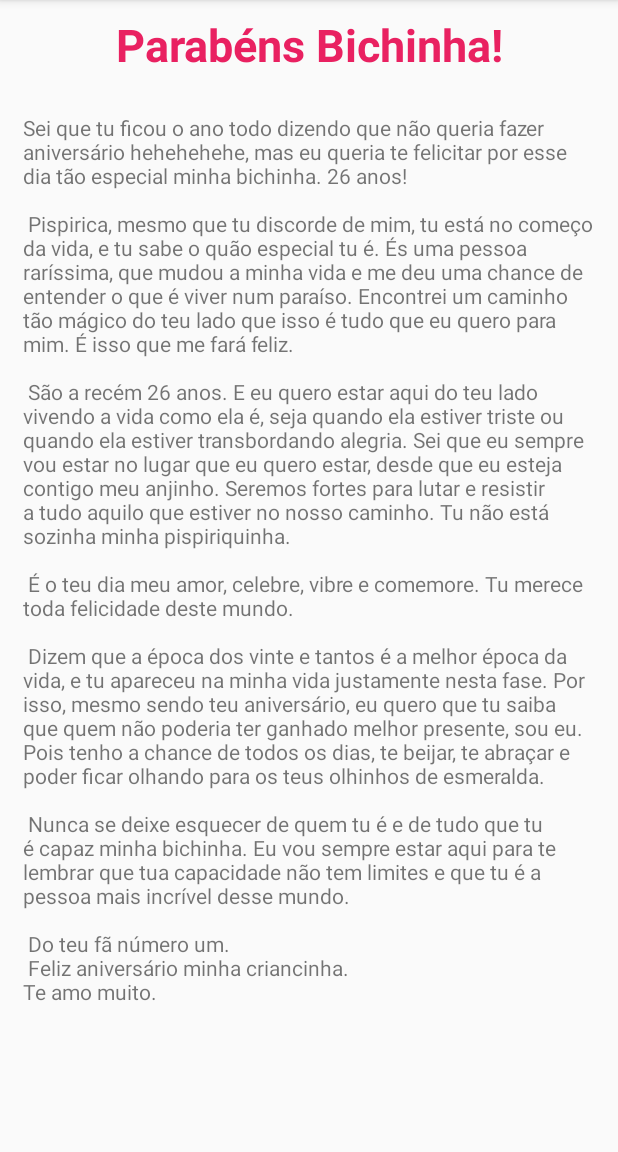
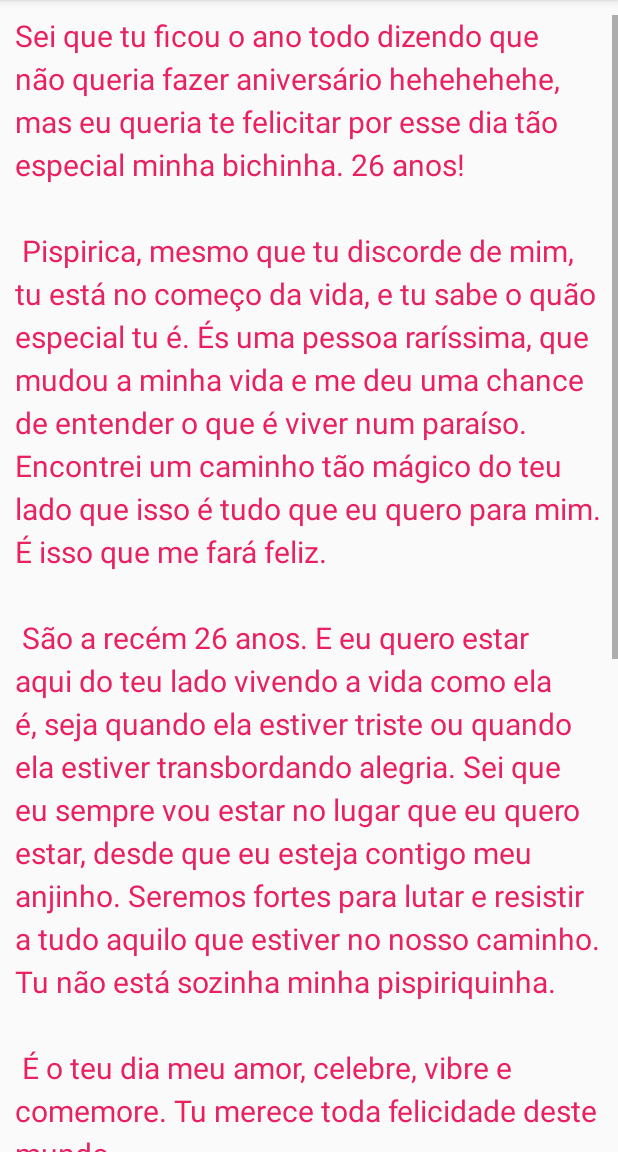
Before and after one commit to othman853/misterious-app, an Android app: the fragment HappyBirthdayFragment shown on its own in the app's theme, on a phone screen of 412 x 824 dp, the part 84-1236 px from its top. Run offline under Robolectric (Android 15) with nearby library versions, the phone set to English and light mode, and no system bars.

Commit message:
Changing text formatting

```diff
--- a/app/src/main/res/layout/happy_birthday_fragment.xml
+++ b/app/src/main/res/layout/happy_birthday_fragment.xml
@@ -3,21 +3,21 @@
     android:orientation="vertical" android:layout_width="match_parent"
     android:layout_height="match_parent">
 
-    <TextView
-        android:layout_width="fill_parent"
-        android:layout_height="60dp"
-        android:text="Parabéns Bichinha!"
-        android:textSize="30dp"
-        android:textColor="@color/pink"
-        android:textStyle="bold"
-        android:gravity="center"/>
-
-    <TextView
-        android:id="@+id/happy_birthday_text"
+    <ScrollView
         android:layout_width="fill_parent"
         android:layout_height="fill_parent"
-        android:layout_margin="15dp"
-        android:text="@string/happy_birthday_text"
-        android:gravity=""/>
+        android:paddingTop="10dp">
 
+        <TextView
+            android:id="@+id/happy_birthday_text"
+            android:layout_width="fill_parent"
+            android:layout_height="fill_parent"
+            android:layout_marginLeft="10dp"
+            android:layout_marginRight="10dp"
+            android:text="@string/happy_birthday_text"
+            android:textColor="@color/pink"
+            android:textSize="20dp"
+            android:lineSpacingExtra="5dp"
+            android:scrollHorizontally="false"/>
+    </ScrollView>
 </LinearLayout>
```
